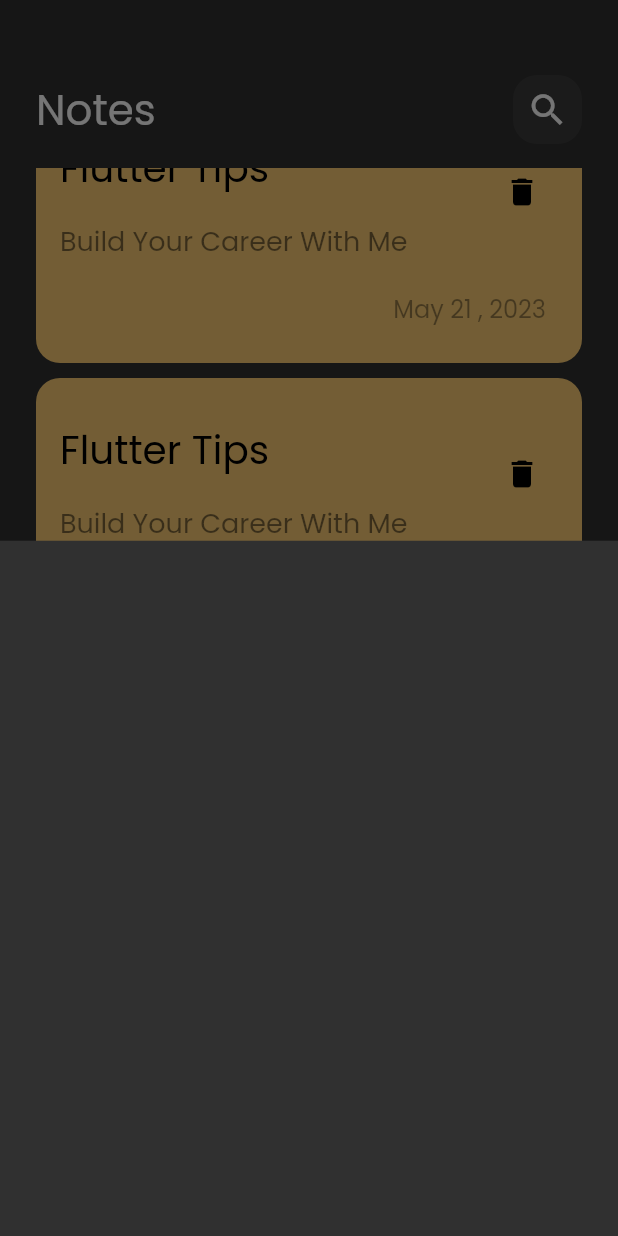
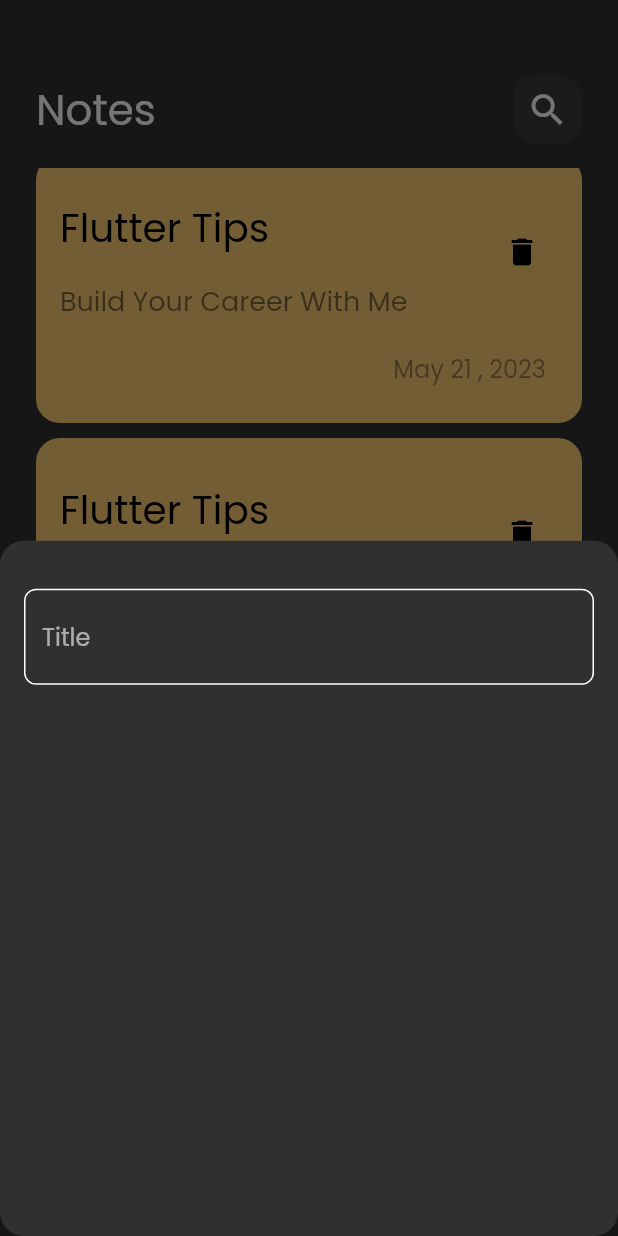
Before and after one commit to karimomar25/notesapp, a Flutter app: the screen it shows after launch, scrolled down 2304 dp, after a tap on the "add" icon, on a phone screen of 412 x 824 dp. Run offline on Flutter 3.47's test engine with Material 2 defaults, Android fonts, the phone set to English and light mode, and no system bars.

Commit message:
creat custom textfield

```diff
--- /dev/null
+++ b/lib/constants.dart
@@ -0,0 +1,3 @@
+import 'package:flutter/material.dart';
+
+const kPrimaryColor = Color(0xff62FCD7);
--- a/lib/views/notes_view.dart
+++ b/lib/views/notes_view.dart
@@ -1,4 +1,5 @@
 import 'package:flutter/material.dart';
+import 'package:notesapp/views/widgets/add_note_bottom_sheet.dart';
 import 'package:notesapp/views/widgets/notes_view_body.dart';
 
 class NotesView extends StatelessWidget {
@@ -10,9 +11,14 @@ class NotesView extends StatelessWidget {
       floatingActionButton: FloatingActionButton(
         onPressed: () {
           showModalBottomSheet(
+            shape:
+                RoundedRectangleBorder(borderRadius: BorderRadius.circular(16)),
             context: context,
             builder: (context) {
-              return AddNoteBottomSheet();
+              return AddNoteBottomSheet(
+
+
+              );
             },
           );
         },
@@ -22,12 +28,3 @@ class NotesView extends StatelessWidget {
     );
   }
 }
-
-class AddNoteBottomSheet extends StatelessWidget {
-  const AddNoteBottomSheet({super.key});
-
-  @override
-  Widget build(BuildContext context) {
-    return Container();
-  }
-}
--- a/lib/views/widgets/add_note_bottom_sheet.dart
+++ b/lib/views/widgets/add_note_bottom_sheet.dart
@@ -1,10 +1,23 @@
 import 'package:flutter/material.dart';
+import 'package:notesapp/views/widgets/custom_text_field.dart';
 
-class AddNoteBottpmSheet extends StatelessWidget {
-  const AddNoteBottpmSheet({super.key});
+class AddNoteBottomSheet extends StatelessWidget {
+  const AddNoteBottomSheet({super.key});
 
   @override
   Widget build(BuildContext context) {
-    return Container();
+    return Padding(
+      padding: const EdgeInsets.symmetric(horizontal: 16),
+      child: Column(
+        children: [
+          SizedBox(
+            height: 32,
+          ),
+          CustomTextField(
+            hintText: "Title",
+          ),
+        ],
+      ),
+    );
   }
 }
--- a/lib/views/widgets/custom_listview.dart
+++ b/lib/views/widgets/custom_listview.dart
@@ -9,7 +9,7 @@ class NotesListView extends StatelessWidget {
     return Padding(
       padding: const EdgeInsets.symmetric(vertical: 16),
       child: ListView.builder(
-        padding: EdgeInsets.zero,
+        padding: EdgeInsets.only(top: 40),
         itemBuilder: (context, index) {
           return NoteItem();
         },
--- /dev/null
+++ b/lib/views/widgets/custom_text_field.dart
@@ -0,0 +1,23 @@
+import 'package:flutter/material.dart';
+import 'package:notesapp/constants.dart';
+
+class CustomTextField extends StatelessWidget {
+  const CustomTextField({super.key, required this.hintText});
+  final String hintText;
+  @override
+  Widget build(BuildContext context) {
+    return TextField(
+        cursorColor: kPrimaryColor,
+        decoration: InputDecoration(
+            hintText: hintText,
+            border: buildBorder(),
+            enabledBorder: buildBorder(),
+            focusedBorder: buildBorder(kPrimaryColor)));
+  }
+
+  OutlineInputBorder buildBorder([color]) {
+    return OutlineInputBorder(
+        borderRadius: BorderRadius.circular(8),
+        borderSide: BorderSide(color: color ?? Colors.white));
+  }
+}
```
